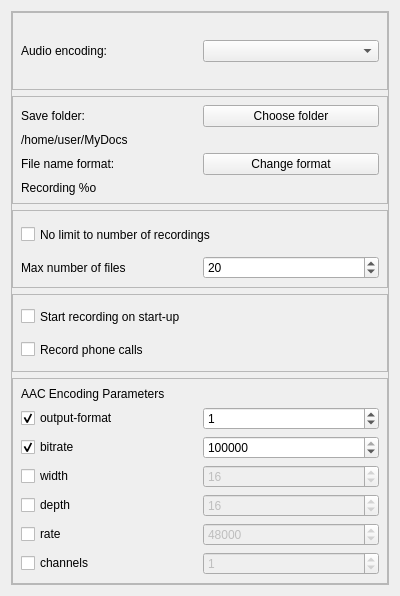
First picture: the form in orepreferencesform.ui, repository jpietrzak8/Orecchiette, before the edit.
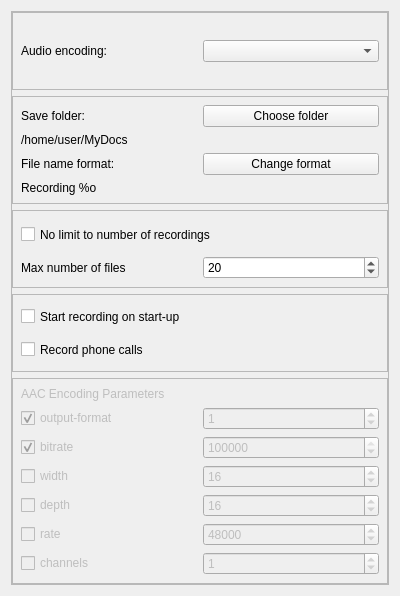
Second picture: the form after the edit.

```diff
--- a/orepreferencesform.ui
+++ b/orepreferencesform.ui
@@ -23,7 +23,7 @@
       <property name="geometry">
        <rect>
         <x>0</x>
-        <y>-73</y>
+        <y>0</y>
         <width>359</width>
         <height>643</height>
        </rect>
@@ -227,6 +227,9 @@
        </item>
        <item>
         <widget class="QFrame" name="aacFrame">
+         <property name="enabled">
+          <bool>false</bool>
+         </property>
          <property name="sizePolicy">
           <sizepolicy hsizetype="Preferred" vsizetype="Preferred">
            <horstretch>0</horstretch>
```
